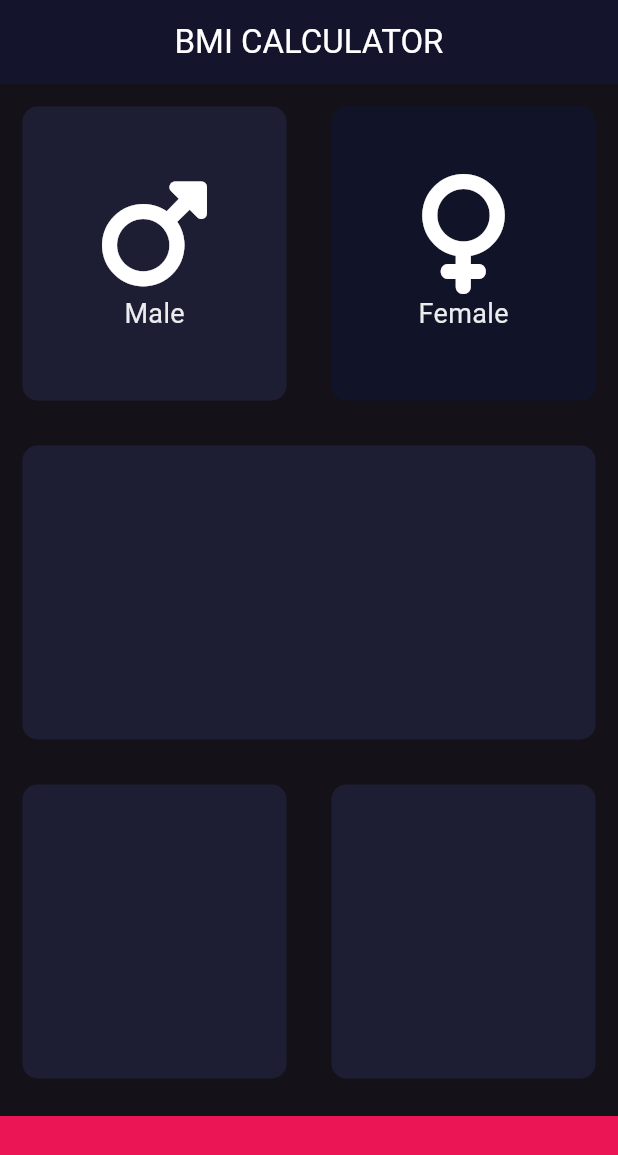
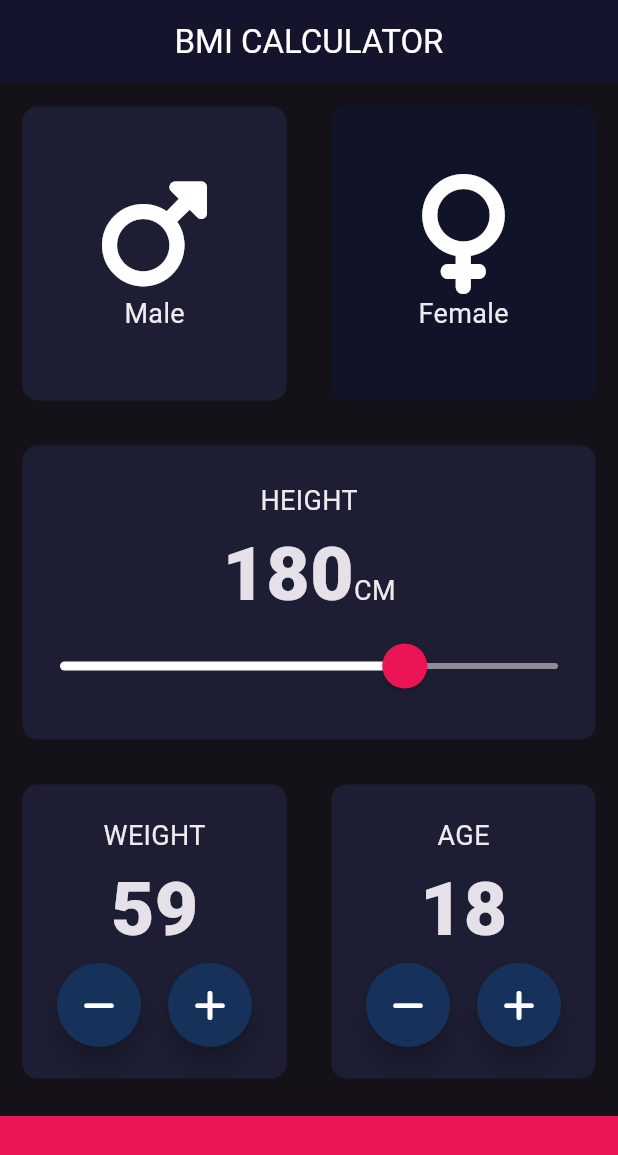
Before and after one commit to malith45/bmi_cal, a Flutter app: the screen it shows after launch, after a tap on "Male", on a phone screen of 412 x 824 dp. Shown: the top 1155 px of the screen. Run offline on Flutter 3.47's test engine with Material 3 defaults, Android fonts, the phone set to English and light mode, and no system bars; our stand-ins replace font_awesome_flutter.

Commit message:
Implemented the whole landing page.

```diff
--- /dev/null
+++ b/lib/constants.dart
@@ -0,0 +1,9 @@
+import 'package:flutter/material.dart';
+
+const kLabelStyle = TextStyle(fontSize: 18, color: Color(0xffebecee));
+
+const kBottomContainerHeight = 80.0;
+const Color kActiveContainerColor = Color(0xff1d1e33);
+const Color kInactiveContainerColor = Color(0xff111328);
+
+const kNumberStyle = TextStyle(fontSize: 50, fontWeight: FontWeight.w900);
--- a/lib/input_page.dart
+++ b/lib/input_page.dart
@@ -3,29 +3,17 @@
 import 'package:font_awesome_flutter/font_awesome_flutter.dart';
 import 'reusable_icon_label.dart';
 import 'reusable_card.dart';
+import 'constants.dart';
 
-const bottomContainerHeight = 80.0;
-const Color activeContainerColor = Color(0xff1d1e33);
-const Color inactiveContainerColor = Color(0xff111328);
+var selectedGender;
 
 class InputPageState extends State<InputPage> {
-  Color maleCardColor = inactiveContainerColor;
-  Color femaleCardColor = inactiveContainerColor;
+  Color maleCardColor = kInactiveContainerColor;
+  Color femaleCardColor = kInactiveContainerColor;
 
-  void updateColor(int gender) {
-    if (gender == 1) {
-      maleCardColor = activeContainerColor;
-      femaleCardColor = inactiveContainerColor;
-    } else {
-      maleCardColor = inactiveContainerColor;
-    }
-    if (gender == 2) {
-      femaleCardColor = activeContainerColor;
-      maleCardColor = inactiveContainerColor;
-    } else {
-      femaleCardColor = inactiveContainerColor;
-    }
-  }
+  int height = 180;
+  int weight = 60;
+  int age = 18;
 
   @override
   Widget build(BuildContext context) {
@@ -37,37 +25,38 @@
                     style: TextStyle(color: Colors.white)))),
         body: Column(
           mainAxisAlignment: MainAxisAlignment.spaceBetween,
+          crossAxisAlignment: CrossAxisAlignment.stretch,
           children: [
             Expanded(
               child: Row(
                 mainAxisAlignment: MainAxisAlignment.spaceBetween,
                 children: [
                   Expanded(
-                    child: GestureDetector(
-                      onTap: () {
+                    child: ReusableCard(
+                      onPress: () {
                         setState(() {
-                          updateColor(1);
+                          selectedGender = Gender.male;
                         });
                       },
-                      child: ReusableCard(
-                        col: maleCardColor,
-                        cardChild: ReusableIconLabel(
-                            label: 'Male', iconW: FontAwesomeIcons.mars),
-                      ),
+                      col: selectedGender == Gender.male
+                          ? kActiveContainerColor
+                          : kInactiveContainerColor,
+                      cardChild: ReusableIconLabel(
+                          label: 'Male', iconW: FontAwesomeIcons.mars),
                     ),
                   ),
                   Expanded(
-                    child: GestureDetector(
-                      onTap: () {
+                    child: ReusableCard(
+                      onPress: () {
                         setState(() {
-                          updateColor(2);
+                          selectedGender = Gender.female;
                         });
                       },
-                      child: ReusableCard(
-                        col: femaleCardColor,
-                        cardChild: ReusableIconLabel(
-                            label: 'Female', iconW: FontAwesomeIcons.venus),
-                      ),
+                      col: selectedGender == Gender.female
+                          ? kActiveContainerColor
+                          : kInactiveContainerColor,
+                      cardChild: ReusableIconLabel(
+                          label: 'Female', iconW: FontAwesomeIcons.venus),
                     ),
                   )
                 ],
@@ -75,24 +64,135 @@
             ),
             Expanded(
               child: ReusableCard(
-                col: activeContainerColor,
-                cardChild: Container(),
+                col: kActiveContainerColor,
+                cardChild: Column(
+                  mainAxisAlignment: MainAxisAlignment.center,
+                  children: [
+                    Text(
+                      'HEIGHT',
+                      style: kLabelStyle,
+                    ),
+                    Row(
+                      mainAxisAlignment: MainAxisAlignment.center,
+                      crossAxisAlignment: CrossAxisAlignment.baseline,
+                      textBaseline: TextBaseline.alphabetic,
+                      children: [
+                        Text(height.toString(), style: kNumberStyle),
+                        Text(
+                          'CM',
+                          style: kLabelStyle,
+                        ),
+                      ],
+                    ),
+                    SliderTheme(
+                      data: SliderTheme.of(context).copyWith(
+                          inactiveTrackColor: Color(0xff8d8e98),
+                          activeTrackColor: Colors.white,
+                          thumbColor: Color(0xffeb1555),
+                          overlayColor: Color(0x29eb1555),
+                          thumbShape:
+                              RoundSliderThumbShape(enabledThumbRadius: 15),
+                          overlayShape:
+                              RoundSliderOverlayShape(overlayRadius: 25)),
+                      child: Slider(
+                        value: height.toDouble(),
+                        min: 90.0,
+                        max: 220.0,
+                        onChanged: (double newHeight) {
+                          setState(() {
+                            height = newHeight.round();
+                          });
+                        },
+                      ),
+                    ),
+                  ],
+                ),
+                onPress: () {},
               ),
             ),
             Expanded(
               child: Row(
                 mainAxisAlignment: MainAxisAlignment.spaceBetween,
+                crossAxisAlignment: CrossAxisAlignment.center,
                 children: [
                   Expanded(
                     child: ReusableCard(
-                      col: activeContainerColor,
-                      cardChild: Container(),
+                      col: kActiveContainerColor,
+                      cardChild: Column(
+                        mainAxisAlignment: MainAxisAlignment.center,
+                        children: [
+                          Text(
+                            'WEIGHT',
+                            style: kLabelStyle,
+                          ),
+                          Text(
+                            weight.toString(),
+                            style: kNumberStyle,
+                          ),
+                          Row(
+                            mainAxisAlignment: MainAxisAlignment.center,
+                            children: [
+                              RoundIconButton(
+                                icon: FontAwesomeIcons.minus,
+                                onPressed: () {
+                                  setState(() {
+                                    weight--;
+                                  });
+                                },
+                              ),
+                              SizedBox(width: 18),
+                              RoundIconButton(
+                                  icon: FontAwesomeIcons.plus,
+                                  onPressed: () {
+                                    setState(() {
+                                      weight++;
+                                    });
+                                  }),
+                            ],
+                          )
+                        ],
+                      ),
+                      onPress: () {},
                     ),
                   ),
                   Expanded(
                     child: ReusableCard(
-                      col: activeContainerColor,
-                      cardChild: Container(),
+                      col: kActiveContainerColor,
+                      cardChild: Column(
+                        mainAxisAlignment: MainAxisAlignment.center,
+                        children: [
+                          Text(
+                            'AGE',
+                            style: kLabelStyle,
+                          ),
+                          Text(
+                            age.toString(),
+                            style: kNumberStyle,
+                          ),
+                          Row(
+                            mainAxisAlignment: MainAxisAlignment.center,
+                            children: [
+                              RoundIconButton(
+                                icon: FontAwesomeIcons.minus,
+                                onPressed: () {
+                                  setState(() {
+                                    age--;
+                                  });
+                                },
+                              ),
+                              SizedBox(width: 18),
+                              RoundIconButton(
+                                  icon: FontAwesomeIcons.plus,
+                                  onPressed: () {
+                                    setState(() {
+                                      age++;
+                                    });
+                                  }),
+                            ],
+                          )
+                        ],
+                      ),
+                      onPress: () {},
                     ),
                   ),
                 ],
@@ -102,9 +202,31 @@
               color: Color(0xffeb1555),
               margin: EdgeInsets.only(top: 10),
               width: double.infinity,
-              height: bottomContainerHeight,
+              height: kBottomContainerHeight,
             )
           ],
         ));
   }
 }
+
+enum Gender { male, female }
+
+class RoundIconButton extends StatelessWidget {
+  RoundIconButton({super.key, required this.icon, required this.onPressed});
+  final IconData icon;
+  final onPressed;
+  @override
+  Widget build(BuildContext context) {
+    return RawMaterialButton(
+      child: Icon(icon),
+      shape: CircleBorder(),
+      fillColor: Color(0xff16325B),
+      elevation: 6.0,
+      constraints: BoxConstraints.tightFor(
+        width: 56,
+        height: 56,
+      ),
+      onPressed: onPressed,
+    );
+  }
+}
--- a/lib/reusable_card.dart
+++ b/lib/reusable_card.dart
@@ -1,19 +1,27 @@
 import 'package:flutter/material.dart';
 
 class ReusableCard extends StatelessWidget {
-  ReusableCard({super.key, required this.col, required this.cardChild});
+  const ReusableCard(
+      {super.key,
+      required this.col,
+      required this.cardChild,
+      required this.onPress});
 
   final Color col;
   final Widget cardChild;
+  final VoidCallback onPress;
 
   @override
   Widget build(BuildContext context) {
-    return Container(
-      child: cardChild,
-      margin: const EdgeInsets.all(15),
-      decoration: BoxDecoration(
-        borderRadius: BorderRadius.circular(10),
-        color: col,
+    return GestureDetector(
+      onTap: onPress,
+      child: Container(
+        child: cardChild,
+        margin: const EdgeInsets.all(15),
+        decoration: BoxDecoration(
+          borderRadius: BorderRadius.circular(10),
+          color: col,
+        ),
       ),
     );
   }
--- a/lib/reusable_icon_label.dart
+++ b/lib/reusable_icon_label.dart
@@ -1,6 +1,5 @@
 import 'package:flutter/material.dart';
-
-const labelStyle = TextStyle(fontSize: 18, color: Color(0xffebecee));
+import 'constants.dart';
 
 class ReusableIconLabel extends StatelessWidget {
   ReusableIconLabel({super.key, required this.label, required this.iconW});
@@ -17,7 +16,7 @@
           iconW,
           size: 80,
         ),
-        Text(label, style: labelStyle),
+        Text(label, style: kLabelStyle),
       ],
     );
   }
```
